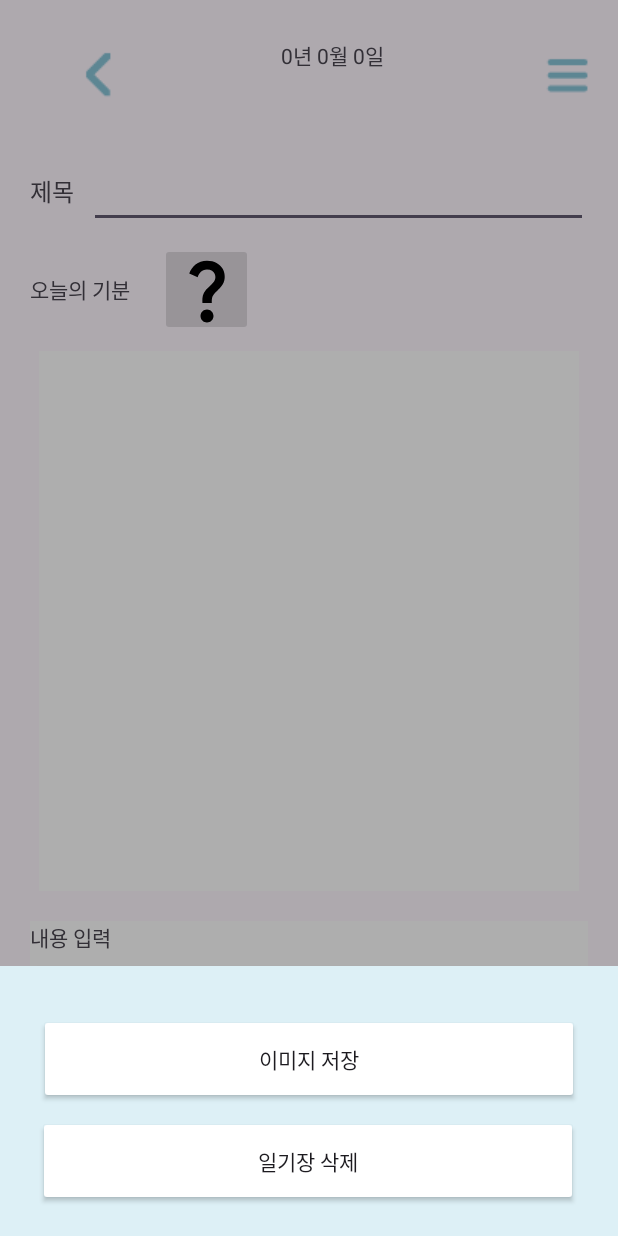
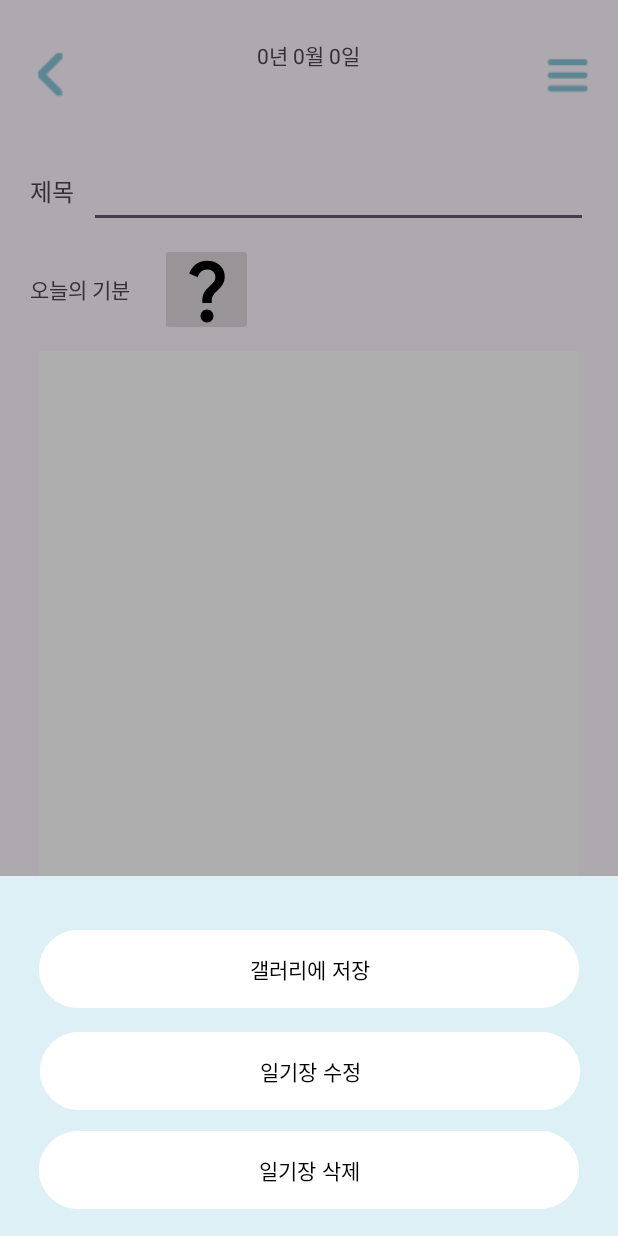
Before and after one commit to eunj0o/Grime, an Android app: the PaintingDiaryActivity screen opened directly, with no data from a screen before it, after a tap on an icon or button, on a phone screen of 412 x 824 dp. Run offline under Robolectric (Android 15) with nearby library versions, the phone set to English and light mode, and no system bars.

Commit message:
edit1
상단바 일단 노랑색으로, 메뉴 추가

```diff
--- a/app/src/main/res/layout/activity_painting_diary.xml
+++ b/app/src/main/res/layout/activity_painting_diary.xml
@@ -11,10 +11,10 @@
     <LinearLayout
         android:layout_width="match_parent"
         android:layout_height="wrap_content"
-        android:layout_marginStart="32dp"
         android:layout_marginTop="16dp"
         android:layout_marginBottom="20dp"
         android:fontFamily="@font/kopubworlddotummedium"
+        android:gravity="center"
         android:orientation="horizontal"
         android:padding="10dp"
         android:text="제목"
--- a/app/src/main/res/layout/activity_writing.xml
+++ b/app/src/main/res/layout/activity_writing.xml
@@ -15,14 +15,14 @@
 
         <EditText
             android:id="@+id/edtext"
+            android:layout_width="match_parent"
+            android:layout_height="match_parent"
+            android:background="@drawable/edt_writing"
+            android:hint="글 작성하기"
             android:inputType="textMultiLine"
             android:lines="30"
             android:maxLines="100"
-            android:hint="일기 내용 적기"
-            android:layout_width="match_parent"
-            android:layout_height="match_parent"
-            android:scrollbars = "vertical"
-            android:background="@drawable/edt_writing" />
+            android:scrollbars="vertical" />
 
     </ScrollView>
 
@@ -30,6 +30,10 @@
         android:id="@+id/edtButton"
         android:layout_width="wrap_content"
         android:layout_height="wrap_content"
-        android:text="확인" />
+        android:layout_gravity="center"
+        android:layout_marginBottom="40dp"
+        android:backgroundTint="#FDFFB1"
+        android:text="글쓰기 완료"
+        android:textColor="#000000" />
 
 </LinearLayout>
--- a/app/src/main/res/layout/fragment_bottommenu.xml
+++ b/app/src/main/res/layout/fragment_bottommenu.xml
@@ -8,32 +8,50 @@
 
     <androidx.constraintlayout.widget.ConstraintLayout
         android:layout_width="match_parent"
-        android:layout_height="180dp"
+        android:layout_height="240dp"
         android:background="#DDF0F6">
 
-        <android.widget.Button
+        <Button
+            android:id="@+id/deletebutton"
+            android:layout_width="360dp"
+            android:layout_height="60dp"
+            android:layout_marginTop="8dp"
+            android:layout_marginBottom="16dp"
+            android:backgroundTint="#FFFFFF"
+            android:fontFamily="@font/kopubworlddotummedium"
+            android:text="일기장 삭제"
+            android:textColor="#020202"
+            app:layout_constraintBottom_toBottomOf="parent"
+            app:layout_constraintEnd_toEndOf="parent"
+            app:layout_constraintStart_toStartOf="parent"
+            app:layout_constraintTop_toBottomOf="@+id/editbutton" />
+
+        <Button
+            android:id="@+id/editbutton"
+            android:layout_width="360dp"
+            android:layout_height="60dp"
+            android:layout_marginTop="8dp"
+            android:backgroundTint="#FFFFFF"
+            android:fontFamily="@font/kopubworlddotummedium"
+            android:text="일기장 수정"
+            android:textColor="#000000"
+            app:layout_constraintEnd_toEndOf="parent"
+            app:layout_constraintHorizontal_bias="0.509"
+            app:layout_constraintStart_toStartOf="parent"
+            app:layout_constraintTop_toBottomOf="@+id/savebutton" />
+
+        <Button
             android:id="@+id/savebutton"
             android:layout_width="360dp"
             android:layout_height="60dp"
             android:layout_marginTop="32dp"
             android:backgroundTint="#FFFFFF"
             android:fontFamily="@font/kopubworlddotummedium"
-            android:text="이미지 저장"
+            android:text="갤러리에 저장"
+            android:textColor="#000000"
             app:layout_constraintEnd_toEndOf="parent"
             app:layout_constraintStart_toStartOf="parent"
             app:layout_constraintTop_toTopOf="parent" />
 
-        <android.widget.Button
-            android:id="@+id/deletebutton"
-            android:layout_width="360dp"
-            android:layout_height="60dp"
-            android:layout_marginTop="8dp"
-            android:backgroundTint="#FFFFFF"
-            android:fontFamily="@font/kopubworlddotummedium"
-            android:text="일기장 삭제"
-            app:layout_constraintEnd_toEndOf="parent"
-            app:layout_constraintHorizontal_bias="0.49"
-            app:layout_constraintStart_toStartOf="parent"
-            app:layout_constraintTop_toBottomOf="@+id/savebutton" />
     </androidx.constraintlayout.widget.ConstraintLayout>
 </FrameLayout>
--- a/app/src/main/res/values-night/themes.xml
+++ b/app/src/main/res/values-night/themes.xml
@@ -3,5 +3,8 @@
     <style name="Base.Theme.Grime" parent="Theme.Material3.DayNight.NoActionBar">
         <!-- Customize your dark theme here. -->
         <!-- <item name="colorPrimary">@color/my_dark_primary</item> -->
+
+        //상단바 색상 변경
+        <item name="android:statusBarColor" >#FDFFB1</item>
     </style>
 </resources>
--- a/app/src/main/res/values/themes.xml
+++ b/app/src/main/res/values/themes.xml
@@ -3,6 +3,9 @@
     <style name="Base.Theme.Grime" parent="Theme.Material3.DayNight.NoActionBar">
         <!-- Customize your light theme here. -->
         <!-- <item name="colorPrimary">@color/my_light_primary</item> -->
+
+        //상단바 색상 변경
+        <item name="android:statusBarColor" >#FDFFB1</item>
     </style>
 
     <style name="Theme.Grime" parent="Base.Theme.Grime" />
```
